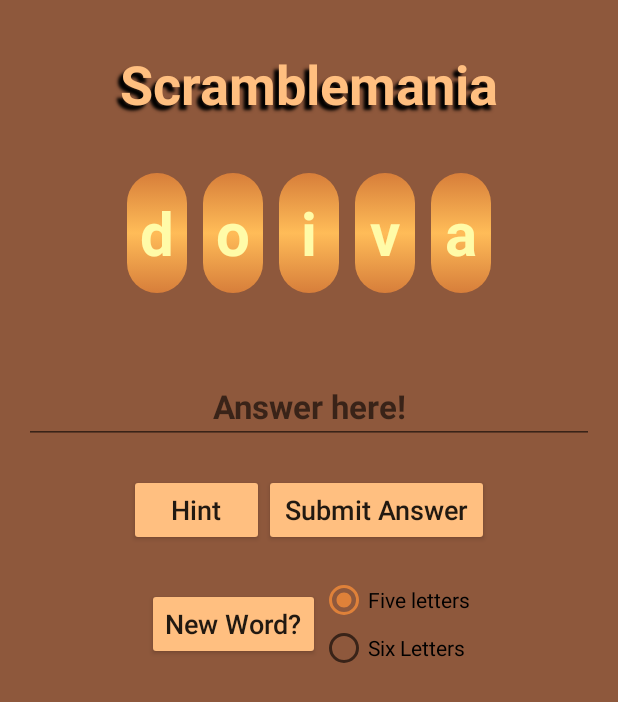
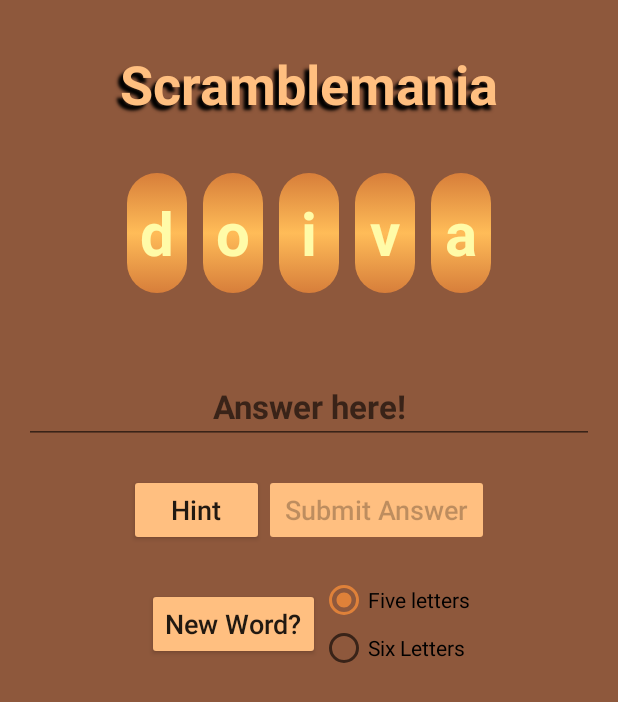
Before and after one commit to calford16/WordScramble, an Android app: the screen it shows after launch (MainActivity), after a tap on "New Word?", on a phone screen of 412 x 824 dp. Shown: the top 702 px of the screen. Run offline under Robolectric (Android 15) with nearby library versions, the phone set to English and light mode, and no system bars; 3 other taps on this screen came first.

```diff
--- a/app/src/main/java/edu/westga/wordscramble/View/MainActivity.java
+++ b/app/src/main/java/edu/westga/wordscramble/View/MainActivity.java
@@ -6,12 +6,14 @@ import android.app.Fragment;
 import android.app.FragmentManager;
 import android.app.FragmentTransaction;
 import android.app.ProgressDialog;
-import android.content.res.AssetManager;
 import android.os.Bundle;
 import android.support.v7.app.AppCompatActivity;
-import android.support.v7.widget.Toolbar;
+import android.text.Editable;
+import android.text.TextWatcher;
 import android.util.Log;
 import android.view.View;
+import android.widget.Button;
+import android.widget.EditText;
 import android.widget.RadioButton;
 import android.widget.TextView;
 import android.widget.Toast;
@@ -64,6 +66,25 @@ public class MainActivity extends AppCompatActivity {
             );
         }
         urlLoader.execute(WORDLIST_URL);
+
+        EditText answerEditText = (EditText) findViewById(R.id.answer_field);
+        answerEditText.addTextChangedListener(new TextWatcher() {
+            @Override
+            public void afterTextChanged(Editable s) {}
+            @Override
+            public void beforeTextChanged(CharSequence s, int start, int count, int after) {}
+            @Override
+            public void onTextChanged(CharSequence s, int start, int before, int count) {
+                Button submitAnswer = (Button) findViewById(R.id.submitAnswerButton);
+                EditText answerEditText = (EditText) findViewById(R.id.answer_field);
+                String trimmedAnswer = answerEditText.getText().toString().trim();
+                if (trimmedAnswer.length() < 1) {
+                    submitAnswer.setEnabled(false);
+                } else {
+                    submitAnswer.setEnabled(true);
+                }
+            }
+        });
     }
 
     public void newWordButtonAction(View view) {
@@ -86,7 +107,7 @@ public class MainActivity extends AppCompatActivity {
 
     public void submitAnswerButtonAction(View view) {
         TextView answerTextView = (TextView) findViewById(R.id.answer_field);
-        if (this.controller.checkAnswer(answerTextView.getText().toString())) {
+        if (this.controller.checkAnswer(answerTextView.getText().toString().trim())) {
             Toast.makeText(MainActivity.this, "Answer correct! Play again!", Toast.LENGTH_LONG).show();
         } else {
             Toast.makeText(MainActivity.this, "Wrong! Try again.", Toast.LENGTH_SHORT).show();
--- a/app/src/main/res/layout-land/content_main.xml
+++ b/app/src/main/res/layout-land/content_main.xml
@@ -111,9 +111,10 @@
         android:background="#FFBF80"
         android:textSize="18sp"
         android:onClick="submitAnswerButtonAction"
-        android:id="@+id/button"
+        android:id="@+id/submitAnswerButton"
         android:layout_below="@+id/answer_field"
-        android:layout_marginLeft="80dp" />
+        android:layout_marginLeft="80dp"
+        android:enabled="false" />
 
     <Button
             android:layout_width="90dp"
--- a/app/src/main/res/layout/content_main.xml
+++ b/app/src/main/res/layout/content_main.xml
@@ -75,13 +75,15 @@
             android:onClick="hintButtonAction"/>
 
         <Button
+            android:id="@+id/submitAnswerButton"
             android:layout_width="150dp"
             android:layout_height="wrap_content"
             android:text="Submit Answer"
             android:textAllCaps="false"
             android:backgroundTint="#FFBF80"
             android:textSize="18sp"
-            android:onClick="submitAnswerButtonAction"/>
+            android:onClick="submitAnswerButtonAction"
+            android:enabled="false" />
 
     </LinearLayout>
 
```
